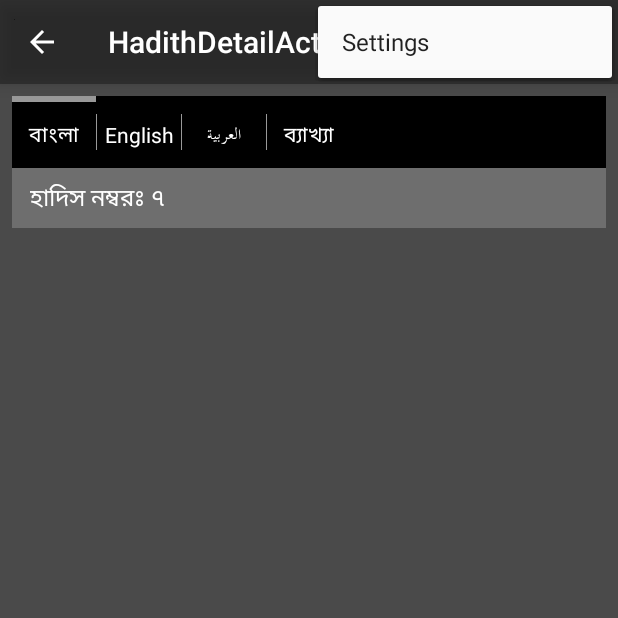
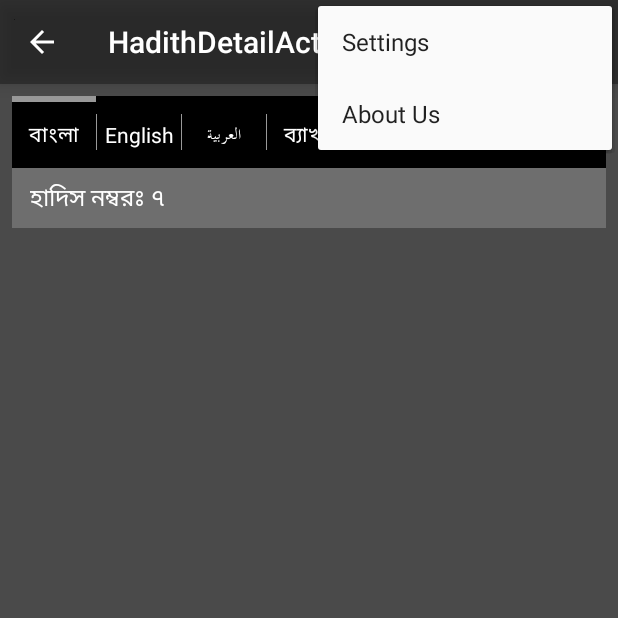
Before and after one commit to Apptitive/BanglaHadith, an Android app: the HadithDetailActivity screen opened directly, with no data from a screen before it, with the options menu open, on a phone screen of 412 x 824 dp, the top half of it. Run offline under Robolectric (Android 15) with nearby library versions, the phone set to English and light mode, and no system bars.

```diff
--- /dev/null
+++ b/app/src/main/java/com/hadithbd/banglahadith/ui/BaseActivity.java
@@ -0,0 +1,36 @@
+package com.hadithbd.banglahadith.ui;
+
+import android.support.v7.app.ActionBarActivity;
+import android.util.Log;
+import android.view.Menu;
+import android.view.MenuItem;
+
+import com.hadithbd.banglahadith.R;
+
+/**
+ * Created by Sharif on 2/28/2015.
+ */
+public class BaseActivity extends ActionBarActivity {
+
+
+    @Override
+    public boolean onCreateOptionsMenu(Menu menu) {
+        getMenuInflater().inflate(R.menu.menu_main, menu);
+        return true;
+    }
+
+    @Override
+    public boolean onOptionsItemSelected(MenuItem item) {
+
+        switch (item.getItemId()) {
+            case R.id.action_search:
+                Log.e("TAG", "menu item is selected");
+                return true;
+            default:
+                return super.onOptionsItemSelected(item);
+        }
+
+    }
+
+
+}
--- a/app/src/main/java/com/hadithbd/banglahadith/ui/HadithDetailActivity.java
+++ b/app/src/main/java/com/hadithbd/banglahadith/ui/HadithDetailActivity.java
@@ -1,17 +1,14 @@
 package com.hadithbd.banglahadith.ui;
 
 import android.os.Bundle;
-import android.support.v7.app.ActionBarActivity;
 import android.support.v7.widget.Toolbar;
-import android.view.Menu;
-import android.view.MenuItem;
 import android.view.View;
 
 import com.hadithbd.banglahadith.R;
 
 import java.util.HashMap;
 
-public class HadithDetailActivity extends ActionBarActivity implements View.OnClickListener {
+public class HadithDetailActivity extends BaseActivity implements View.OnClickListener {
 
     private HashMap<Integer, View> tabToMarkerMap;
     private View currentVisibleTabMarker;
@@ -48,28 +45,6 @@ public class HadithDetailActivity extends ActionBarActivity implements View.OnCl
     }
 
     @Override
-    public boolean onCreateOptionsMenu(Menu menu) {
-        // Inflate the menu; this adds items to the action bar if it is present.
-        getMenuInflater().inflate(R.menu.menu_hadith_detail, menu);
-        return true;
-    }
-
-    @Override
-    public boolean onOptionsItemSelected(MenuItem item) {
-        // Handle action bar item clicks here. The action bar will
-        // automatically handle clicks on the Home/Up button, so long
-        // as you specify a parent activity in AndroidManifest.xml.
-        int id = item.getItemId();
-
-        //noinspection SimplifiableIfStatement
-        if (id == R.id.action_settings) {
-            return true;
-        }
-
-        return super.onOptionsItemSelected(item);
-    }
-
-    @Override
     public void onClick(View v) {
         switchTabMarkerVisibilty(v.getId());
     }
--- a/app/src/main/res/menu/menu_hadith_detail.xml
+++ /dev/null
@@ -1,7 +0,0 @@
-<menu xmlns:android="http://schemas.android.com/apk/res/android"
-    xmlns:app="http://schemas.android.com/apk/res-auto"
-    xmlns:tools="http://schemas.android.com/tools"
-    tools:context="com.hadithbd.banglahadith.ui.HadithDetailActivity">
-    <item android:id="@+id/action_settings" android:title="@string/action_settings"
-        android:orderInCategory="100" app:showAsAction="never" />
-</menu>
--- a/app/src/main/res/menu/menu_main.xml
+++ b/app/src/main/res/menu/menu_main.xml
@@ -1,6 +1,22 @@
 <menu xmlns:android="http://schemas.android.com/apk/res/android"
     xmlns:app="http://schemas.android.com/apk/res-auto"
-    xmlns:tools="http://schemas.android.com/tools" tools:context=".MainActivity">
-    <item android:id="@+id/action_settings" android:title="@string/action_settings"
-        android:orderInCategory="100" app:showAsAction="never" />
+    xmlns:tools="http://schemas.android.com/tools"
+    tools:context="com.hadithbd.banglahadith.ui.HadithListActivity">
+    <item
+        android:id="@+id/action_search"
+        android:orderInCategory="100"
+        app:showAsAction="always"
+        android:title=""
+        android:icon="@android:drawable/ic_menu_search" />
+    <item
+        android:id="@+id/action_settings"
+        android:title="@string/action_settings"
+        android:orderInCategory="101"
+        app:showAsAction="never" />
+    <item
+        android:id="@+id/action_about_us"
+        android:title="@string/action_about_us"
+        android:orderInCategory="102"
+        app:showAsAction="never" />
+
 </menu>
--- a/app/src/main/res/values/strings.xml
+++ b/app/src/main/res/values/strings.xml
@@ -15,4 +15,5 @@
     <string name="arabic">العربية</string>
     <string name="explanation">ব্যাখ্যা</string>
     <string name="hadith_number">হাদিস নম্বরঃ  ৭</string>
+    <string name="action_about_us">About Us</string>
 </resources>
```
Also changed, not shown: app/src/main/java/com/hadithbd/banglahadith/ui/BookChapterListActivity.java (+1 -21 lines), app/src/main/java/com/hadithbd/banglahadith/ui/HadithDetailListActivity.java (+1 -22 lines), app/src/main/java/com/hadithbd/banglahadith/ui/HadithListActivity.java (+1 -25 lines), app/src/main/java/com/hadithbd/banglahadith/ui/MainActivity.java (+0 -21 lines), app/src/main/res/menu/hadith_detail_list.xml (deleted, +0 -7 lines), app/src/main/res/menu/menu_book_chapter_list.xml (deleted, +0 -7 lines), app/src/main/res/menu/menu_hadith_list.xml (deleted, +0 -7 lines).
